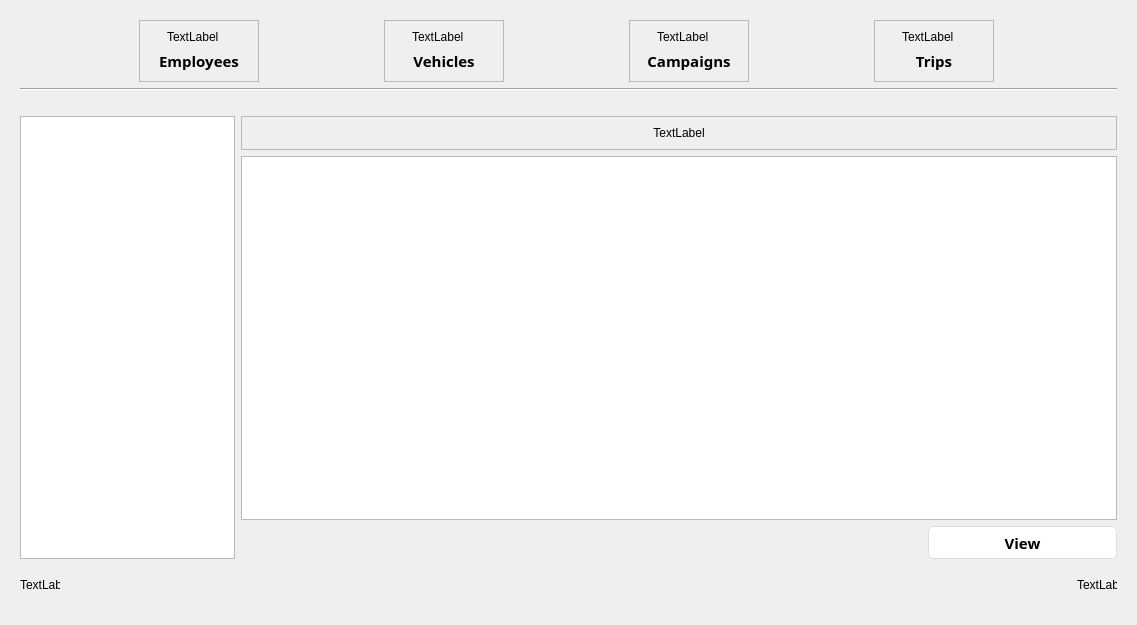
Before: the Qt Designer form ui/main.ui in YassineBaghdadi/TransportingPlanning, drawn with Qt 5.
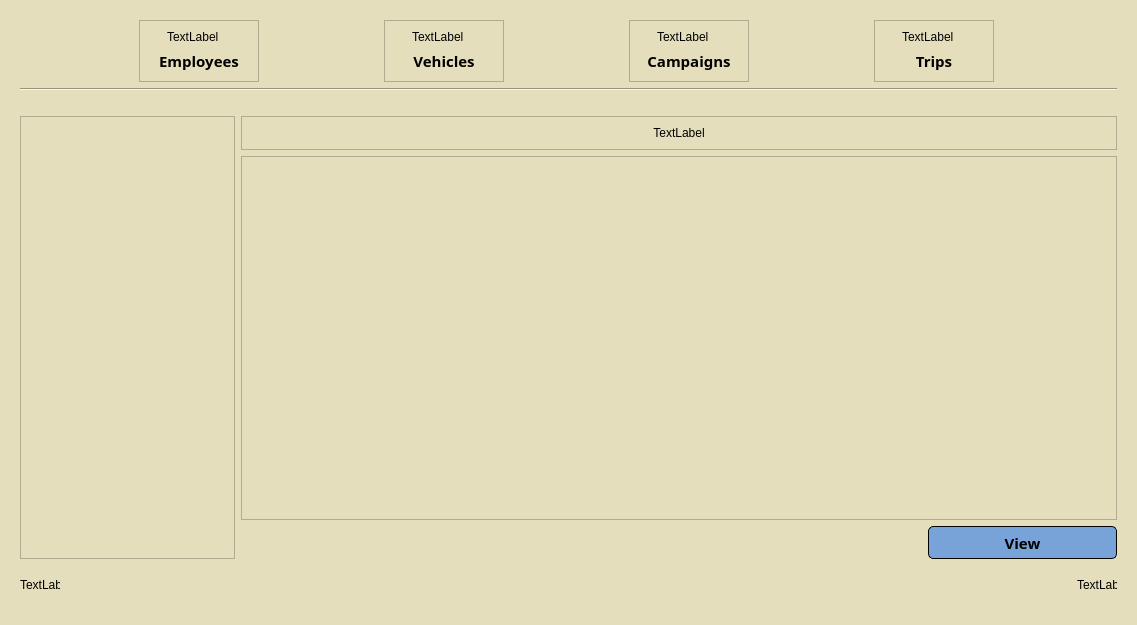
After: the same form once the commit is applied.

Diff of the .ui file:
```diff
--- a/ui/main.ui
+++ b/ui/main.ui
@@ -14,15 +14,31 @@
    <string>Form</string>
   </property>
   <property name="styleSheet">
-   <string notr="true">/*
-Aqua Style Sheet for QT Applications
-Author: Jaime A. Quiroga P.
-Company: GTRONICK
-Last updated: 22/01/2019, 07:55.
-Available at: https://github.com/GTRONICK/QSS/blob/master/Aqua.qss
-*/
-QMainWindow {
-	background-color:#ececec;
+   <string notr="true">
+
+QFrame#comps:hover{
+	border-radius: 5px;
+background-color: #d85c00;
+}
+QFrame#emps:hover{
+	border-radius: 5px;
+background-color: #d85c00;
+}
+
+QFrame#planning:hover{
+	border-radius: 5px;
+background-color: #d85c00;
+}
+
+QFrame#vans:hover{
+	border-radius: 5px;
+background-color: #d85c00;
+}
+
+
+QWidget {
+	/*background-color:#ececec;*/
+	background-color:#e4debc;
 }
 QTextEdit {
 	border-width: 1px;
@@ -36,15 +52,9 @@
 }
 QToolButton {
 	border-style: solid;
-	border-top-color: qlineargradient(spread:pad, x1:0.5, y1:1, x2:0.5, y2:0, stop:0 rgb(215, 215, 215), stop:1 rgb(222, 222, 222));
-	border-right-color: qlineargradient(spread:pad, x1:0, y1:0.5, x2:1, y2:0.5, stop:0 rgb(217, 217, 217), stop:1 rgb(227, 227, 227));
-	border-left-color: qlineargradient(spread:pad, x1:0, y1:0.5, x2:1, y2:0.5, stop:0 rgb(227, 227, 227), stop:1 rgb(217, 217, 217));
-	border-bottom-color: qlineargradient(spread:pad, x1:0.5, y1:1, x2:0.5, y2:0, stop:0 rgb(215, 215, 215), stop:1 rgb(222, 222, 222));
-	border-width: 1px;
-	border-radius: 5px;
+	
 	color: rgb(0,0,0);
-	padding: 2px;
-	background-color: rgb(255,255,255);
+	background-color:#3172c4;
 }
 QToolButton:hover{
 	border-style: solid;
@@ -72,15 +82,12 @@
 }
 QPushButton{
 	border-style: solid;
-	border-top-color: qlineargradient(spread:pad, x1:0.5, y1:1, x2:0.5, y2:0, stop:0 rgb(215, 215, 215), stop:1 rgb(222, 222, 222));
-	border-right-color: qlineargradient(spread:pad, x1:0, y1:0.5, x2:1, y2:0.5, stop:0 rgb(217, 217, 217), stop:1 rgb(227, 227, 227));
-	border-left-color: qlineargradient(spread:pad, x1:0, y1:0.5, x2:1, y2:0.5, stop:0 rgb(227, 227, 227), stop:1 rgb(217, 217, 217));
-	border-bottom-color: qlineargradient(spread:pad, x1:0.5, y1:1, x2:0.5, y2:0, stop:0 rgb(215, 215, 215), stop:1 rgb(222, 222, 222));
+	
 	border-width: 1px;
 	border-radius: 5px;
 	color: rgb(0,0,0);
 	padding: 2px;
-	background-color: rgb(255,255,255);
+	background-color: #77a3d9;
 }
 QPushButton::default{
 	border-style: solid;
@@ -874,7 +881,7 @@
         <bool>true</bool>
        </property>
        <property name="alternatingRowColors">
-        <bool>true</bool>
+        <bool>false</bool>
        </property>
        <property name="selectionMode">
         <enum>QAbstractItemView::SingleSelection</enum>
@@ -948,8 +955,13 @@
            <height>16777215</height>
           </size>
          </property>
+         <property name="font">
+          <font>
+           <family>Times New Roman</family>
+          </font>
+         </property>
          <property name="alternatingRowColors">
-          <bool>true</bool>
+          <bool>false</bool>
          </property>
          <property name="selectionMode">
           <enum>QAbstractItemView::NoSelection</enum>
```
Left out of the diff: 22 changed lines with no effect on the pictures.
